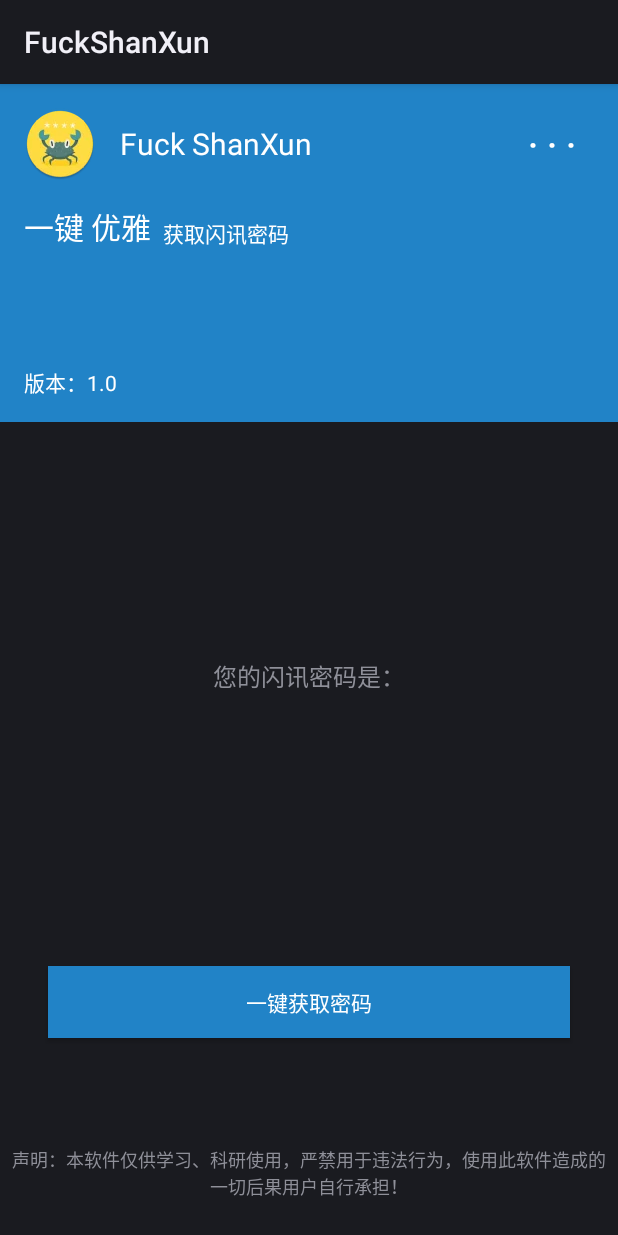
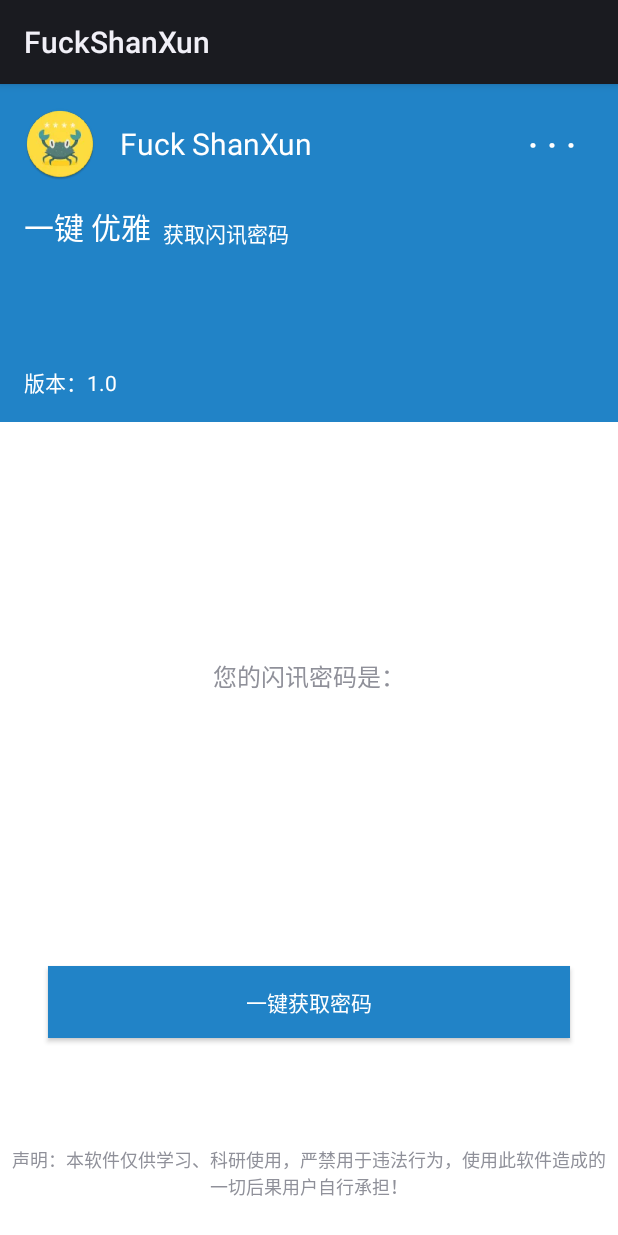
Before and after one commit to FoxNickel/FuckShanXun, an Android app: the layout activity_second.xml on its own in the app's theme, with its tools: preview values and no code run, on a phone screen of 412 x 824 dp. Run offline under Robolectric (Android 15) with nearby library versions, the phone set to English and light mode, and no system bars.

Commit message:
删除了不需要的图片。更改了首页下面部分的背景颜色胃白色。避免了不同主体颜色不同的问题。遗留Dialog栏颜色问题

```diff
--- a/app/src/main/res/layout/activity_second.xml
+++ b/app/src/main/res/layout/activity_second.xml
@@ -91,7 +91,8 @@
     <RelativeLayout
         android:layout_width="match_parent"
         android:layout_height="0dp"
-        android:layout_weight="2.4">
+        android:layout_weight="2.4"
+        android:background="@android:color/white">
 
         <TextView
             android:id="@+id/tv_caution"
```
Also changed, not shown: app/src/main/res/mipmap-hdpi/crab.webp (deleted), app/src/main/res/mipmap-mdpi/crab.webp (deleted), app/src/main/res/mipmap-xxhdpi/crab.webp (deleted), app/src/main/res/mipmap-xxxhdpi/crab.webp (deleted).
